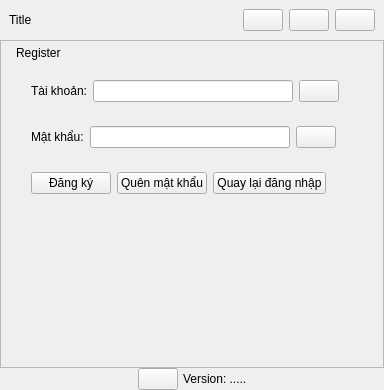
The window that ui/main_ui/login_main_menu.ui (sondayyyy/TamSoHocProject) describes before a commit, drawn with Qt 5.
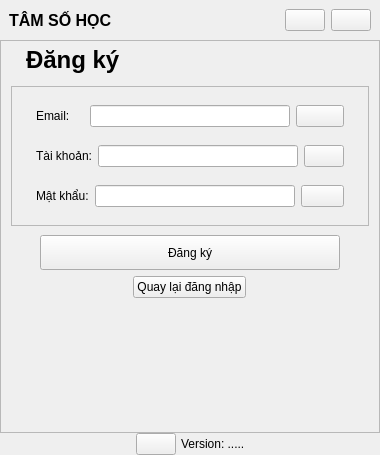
The same window after the commit. The open tabs and pages were chosen to show the change.

Diff of the .ui file:
```diff
--- a/ui/main_ui/login_main_menu.ui
+++ b/ui/main_ui/login_main_menu.ui
@@ -6,8 +6,8 @@
    <rect>
     <x>0</x>
     <y>0</y>
-    <width>384</width>
-    <height>390</height>
+    <width>374</width>
+    <height>455</height>
    </rect>
   </property>
   <property name="windowTitle">
@@ -53,8 +53,14 @@
        </property>
        <item>
         <widget class="QLabel" name="lb_title">
+         <property name="font">
+          <font>
+           <pointsize>12</pointsize>
+           <bold>true</bold>
+          </font>
+         </property>
          <property name="text">
-          <string>Title</string>
+          <string>TÂM SỐ HỌC</string>
          </property>
         </widget>
        </item>
@@ -78,13 +84,6 @@
          </property>
         </widget>
        </item>
-       <item>
-        <widget class="QPushButton" name="btn_fullscreen">
-         <property name="text">
-          <string/>
-         </property>
-        </widget>
-       </item>
        <item>
         <widget class="QPushButton" name="btn_end">
          <property name="text">
@@ -378,14 +377,17 @@
         <item>
          <widget class="QWidget" name="frm_regis_top_5" native="true">
           <layout class="QVBoxLayout" name="verticalLayout_11">
+           <property name="spacing">
+            <number>7</number>
+           </property>
            <property name="leftMargin">
-            <number>0</number>
+            <number>10</number>
            </property>
            <property name="topMargin">
             <number>0</number>
            </property>
            <property name="rightMargin">
-            <number>0</number>
+            <number>10</number>
            </property>
            <property name="bottomMargin">
             <number>0</number>
@@ -410,128 +412,139 @@
               </property>
               <item>
                <widget class="QLabel" name="lb_regis_top">
-                <property name="text">
-                 <string>Register</string>
+                <property name="font">
+                 <font>
+                  <pointsize>18</pointsize>
+                  <bold>true</bold>
+                 </font>
                 </property>
-               </widget>
-              </item>
-             </layout>
-            </widget>
-           </item>
-           <item alignment="Qt::AlignLeft">
-            <widget class="QWidget" name="frm_regis_account" native="true">
-             <layout class="QHBoxLayout" name="horizontalLayout_5">
-              <property name="leftMargin">
-               <number>30</number>
-              </property>
-              <property name="rightMargin">
-               <number>15</number>
-              </property>
-              <item>
-               <widget class="QLabel" name="lb_regis_account">
-                <property name="text">
-                 <string>Tài khoản:</string>
-                </property>
-               </widget>
-              </item>
-              <item>
-               <widget class="QLineEdit" name="le_regis_account">
-                <property name="minimumSize">
-                 <size>
-                  <width>200</width>
-                  <height>0</height>
-                 </size>
-                </property>
-               </widget>
-              </item>
-              <item>
-               <widget class="QPushButton" name="btn_regis_account">
-                <property name="text">
-                 <string/>
-                </property>
-               </widget>
-              </item>
-             </layout>
-            </widget>
-           </item>
-           <item alignment="Qt::AlignLeft">
-            <widget class="QWidget" name="frm_regis_password" native="true">
-             <layout class="QHBoxLayout" name="horizontalLayout_6">
-              <property name="leftMargin">
-               <number>30</number>
-              </property>
-              <property name="rightMargin">
-               <number>15</number>
-              </property>
-              <item>
-               <widget class="QLabel" name="lb_regis_password">
-                <property name="text">
-                 <string>Mật khẩu:</string>
-                </property>
-               </widget>
-              </item>
-              <item>
-               <widget class="QLineEdit" name="le_regis_password">
-                <property name="minimumSize">
-                 <size>
-                  <width>200</width>
-                  <height>0</height>
-                 </size>
-                </property>
-               </widget>
-              </item>
-              <item>
-               <widget class="QPushButton" name="btn_regis_password">
-                <property name="text">
-                 <string/>
-                </property>
-               </widget>
-              </item>
-             </layout>
-            </widget>
-           </item>
-           <item>
-            <widget class="QWidget" name="frm_btn_log" native="true">
-             <layout class="QHBoxLayout" name="horizontalLayout_11">
-              <property name="leftMargin">
-               <number>30</number>
-              </property>
-              <property name="rightMargin">
-               <number>15</number>
-              </property>
-              <item>
-               <widget class="QPushButton" name="btn_regis_enter">
                 <property name="text">
                  <string>Đăng ký</string>
                 </property>
                </widget>
               </item>
+             </layout>
+            </widget>
+           </item>
+           <item>
+            <widget class="QFrame" name="frame">
+             <property name="frameShape">
+              <enum>QFrame::StyledPanel</enum>
+             </property>
+             <property name="frameShadow">
+              <enum>QFrame::Raised</enum>
+             </property>
+             <layout class="QVBoxLayout" name="verticalLayout_16">
+              <property name="spacing">
+               <number>0</number>
+              </property>
               <item>
-               <widget class="QPushButton" name="btn_regis_forget">
-                <property name="text">
-                 <string>Quên mật khẩu</string>
-                </property>
+               <widget class="QWidget" name="frm_regis_account_3" native="true">
+                <layout class="QHBoxLayout" name="horizontalLayout_21">
+                 <property name="leftMargin">
+                  <number>15</number>
+                 </property>
+                 <property name="rightMargin">
+                  <number>15</number>
+                 </property>
+                 <item>
+                  <widget class="QLabel" name="lb_regis_account_3">
+                   <property name="text">
+                    <string>Email:</string>
+                   </property>
+                  </widget>
+                 </item>
+                 <item alignment="Qt::AlignRight">
+                  <widget class="QLineEdit" name="le_regis_account_3">
+                   <property name="minimumSize">
+                    <size>
+                     <width>200</width>
+                     <height>0</height>
+                    </size>
+                   </property>
+                  </widget>
+                 </item>
+                 <item>
+                  <widget class="QPushButton" name="btn_regis_account_3">
+                   <property name="text">
+                    <string/>
+                   </property>
+                  </widget>
+                 </item>
+                </layout>
                </widget>
               </item>
               <item>
-               <widget class="QPushButton" name="btn_regis_back">
-                <property name="text">
-                 <string>Quay lại đăng nhập</string>
-                </property>
+               <widget class="QWidget" name="frm_regis_account" native="true">
+                <layout class="QHBoxLayout" name="horizontalLayout_5">
+                 <property name="leftMargin">
+                  <number>15</number>
+                 </property>
+                 <property name="rightMargin">
+                  <number>15</number>
+                 </property>
+                 <item>
+                  <widget class="QLabel" name="lb_regis_account">
+                   <property name="text">
+                    <string>Tài khoản:</string>
+                   </property>
+                  </widget>
+                 </item>
+                 <item alignment="Qt::AlignRight">
+                  <widget class="QLineEdit" name="le_regis_account">
+                   <property name="minimumSize">
+                    <size>
+                     <width>200</width>
+                     <height>0</height>
+                    </size>
+                   </property>
+                  </widget>
+                 </item>
+                 <item>
+                  <widget class="QPushButton" name="btn_regis_account">
+                   <property name="text">
+                    <string/>
+                   </property>
+                  </widget>
+                 </item>
+                </layout>
                </widget>
               </item>
               <item>
-               <spacer name="horizontalSpacer_15">
-                <property name="orientation">
-                 <enum>Qt::Horizontal</enum>
-                </property>
-                <property name="sizeHint" stdset="0">
-                 <size>
-                  <width>40</width>
-                  <height>20</height>
-                 </size>
-                </property>
-               </spacer>
+               <widget class="QWidget" name="frm_regis_password" native="true">
+                <layout class="QHBoxLayout" name="horizontalLayout_6">
+                 <property name="leftMargin">
+                  <number>15</number>
+                 </property>
+                 <property name="rightMargin">
+                  <number>15</number>
+                 </property>
+                 <item>
+                  <widget class="QLabel" name="lb_regis_password">
+                   <property name="text">
+                    <string>Mật khẩu:</string>
+                   </property>
+                  </widget>
+                 </item>
+                 <item alignment="Qt::AlignRight">
+                  <widget class="QLineEdit" name="le_regis_password">
+                   <property name="minimumSize">
+                    <size>
+                     <width>200</width>
+                     <height>0</height>
+                    </size>
+                   </property>
+                  </widget>
+                 </item>
+                 <item>
+                  <widget class="QPushButton" name="btn_regis_password">
+                   <property name="text">
+                    <string/>
+                   </property>
+                  </widget>
+                 </item>
+                </layout>
+               </widget>
               </item>
              </layout>
             </widget>
@@ -542,6 +555,32 @@
         <item>
          <widget class="QWidget" name="widget_2" native="true">
           <layout class="QVBoxLayout" name="verticalLayout_3">
+           <item alignment="Qt::AlignHCenter">
+            <widget class="QPushButton" name="btn_regis_enter">
+             <property name="minimumSize">
+              <size>
+               <width>300</width>
+               <height>35</height>
+              </size>
+             </property>
+             <property name="maximumSize">
+              <size>
+               <width>300</width>
+               <height>35</height>
+              </size>
+             </property>
+             <property name="text">
+              <string>Đăng ký</string>
+             </property>
+            </widget>
+           </item>
+           <item alignment="Qt::AlignHCenter">
+            <widget class="QPushButton" name="btn_regis_back">
+             <property name="text">
+              <string>Quay lại đăng nhập</string>
+             </property>
+            </widget>
+           </item>
            <item>
             <spacer name="verticalSpacer_2">
              <property name="orientation">
```
Left out of the diff: 260 changed lines with no effect on the pictures.
